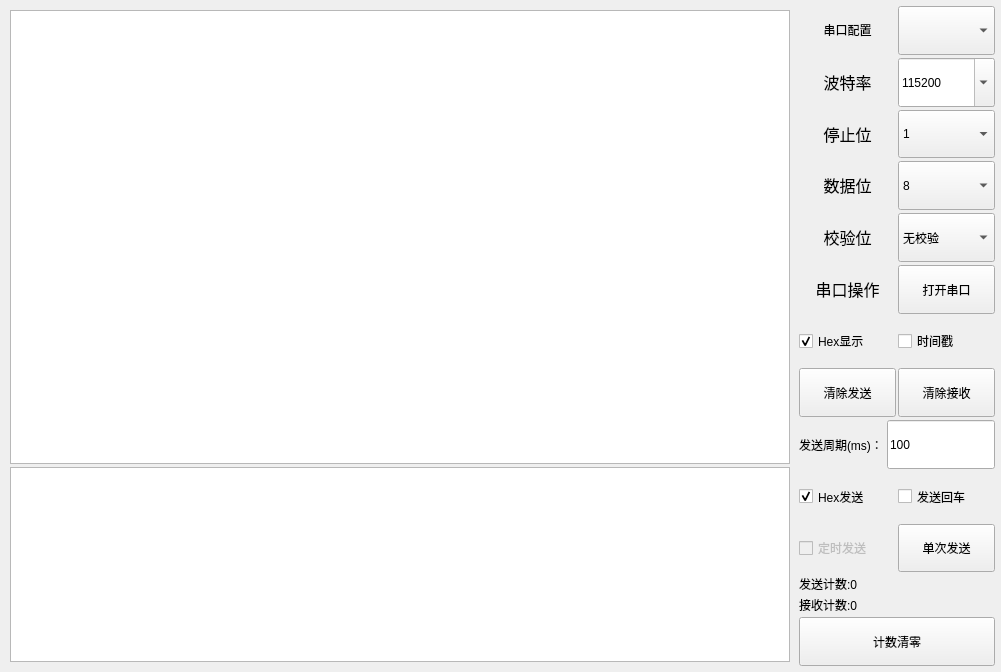
First picture: the form in HelloToolbox/serialport/SerialPortBase.ui, repository AngLao/HelloToolbox, before the edit.
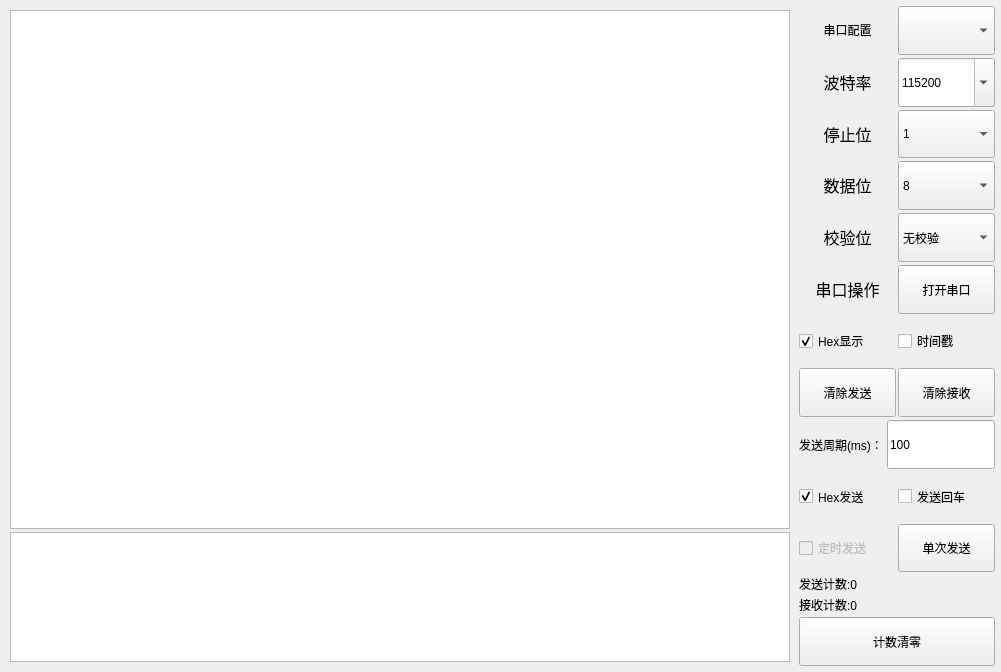
Second picture: the form after the edit. Custom widgets are drawn as their Qt base class.

Patch:
```diff
--- a/HelloToolbox/serialport/SerialPortBase.ui
+++ b/HelloToolbox/serialport/SerialPortBase.ui
@@ -51,7 +51,7 @@
     <number>5</number>
    </property>
    <item>
-    <layout class="QVBoxLayout" name="verticalLayout_2" stretch="7,3">
+    <layout class="QVBoxLayout" name="verticalLayout_2" stretch="8,2">
      <property name="spacing">
       <number>3</number>
      </property>
@@ -68,32 +68,7 @@
       <number>5</number>
      </property>
      <item>
-      <widget class="QTextEdit" name="RxDataTextEdit">
-       <property name="autoFillBackground">
-        <bool>false</bool>
-       </property>
-       <property name="styleSheet">
-        <string notr="true"> font:12pt &quot;楷体&quot;;</string>
-       </property>
-       <property name="autoFormatting">
-        <set>QTextEdit::AutoBulletList</set>
-       </property>
-       <property name="undoRedoEnabled">
-        <bool>false</bool>
-       </property>
-       <property name="lineWrapMode">
-        <enum>QTextEdit::WidgetWidth</enum>
-       </property>
-       <property name="lineWrapColumnOrWidth">
-        <number>1888</number>
-       </property>
-       <property name="readOnly">
-        <bool>true</bool>
-       </property>
-       <property name="tabStopDistance">
-        <double>40.000000000000000</double>
-       </property>
-      </widget>
+      <widget class="QTextEdit" name="RxDataTextEdit"/>
      </item>
      <item>
       <widget class="QTextEdit" name="TxDataTextEdit">
@@ -173,7 +148,7 @@
         </widget>
        </item>
        <item>
-        <widget class="MyComboBox" name="SerialPortChooseComboBox">
+        <widget class="QComboBox" name="SerialPortChooseComboBox">
          <property name="sizePolicy">
           <sizepolicy hsizetype="Expanding" vsizetype="Expanding">
            <horstretch>0</horstretch>
@@ -406,7 +381,7 @@
       </layout>
      </item>
      <item>
-      <layout class="QHBoxLayout" name="horizontalLayout_4">
+      <layout class="QHBoxLayout" name="horizontalLayout_4" stretch="1,1">
        <property name="spacing">
         <number>2</number>
        </property>
@@ -961,13 +936,6 @@
    </item>
   </layout>
  </widget>
- <customwidgets>
-  <customwidget>
-   <class>MyComboBox</class>
-   <extends>QComboBox</extends>
-   <header location="global">combobox.h</header>
-  </customwidget>
- </customwidgets>
  <resources/>
  <connections/>
 </ui>
```
